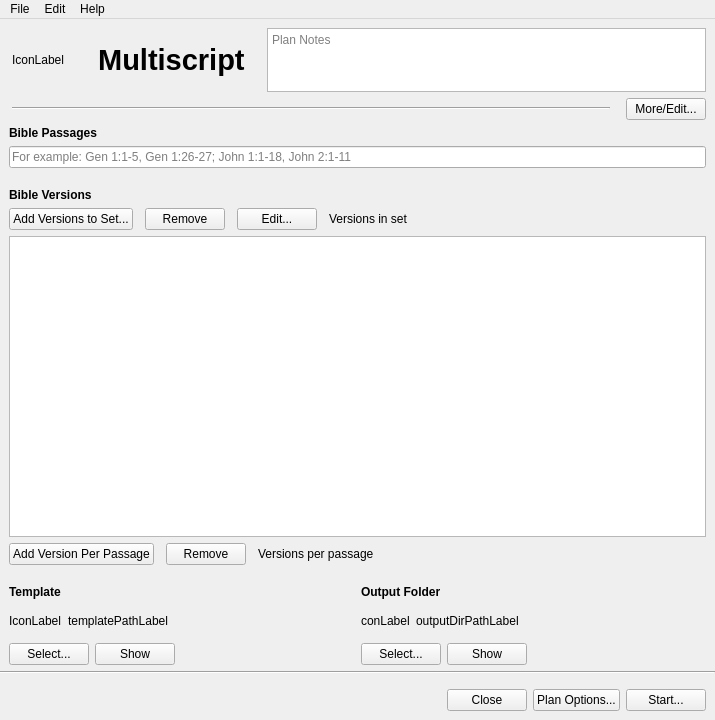
The window that multiscript/ui/main_window.ui (multiscript/multiscript) describes before a commit, drawn with Qt 5.
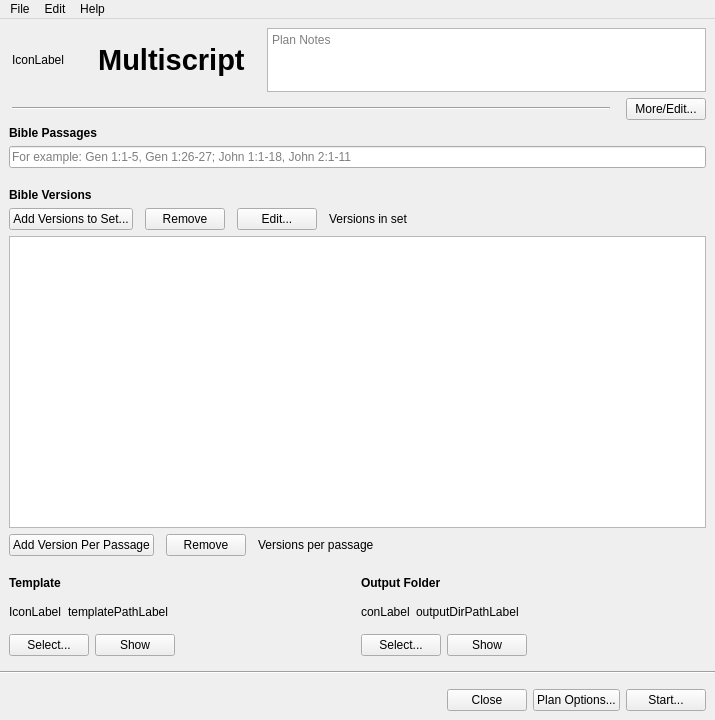
The same window after the commit. Custom widgets are drawn as their Qt base class.

Commit message: Adjust mainAreaWidget bottom margin

Patch:
```diff
--- a/multiscript/ui/main_window.ui
+++ b/multiscript/ui/main_window.ui
@@ -169,9 +169,6 @@
        <property name="topMargin">
         <number>0</number>
        </property>
-       <property name="bottomMargin">
-        <number>0</number>
-       </property>
        <item>
         <widget class="QLabel" name="passagesLabel">
          <property name="font">
```
The commit also changes 2 other files.
